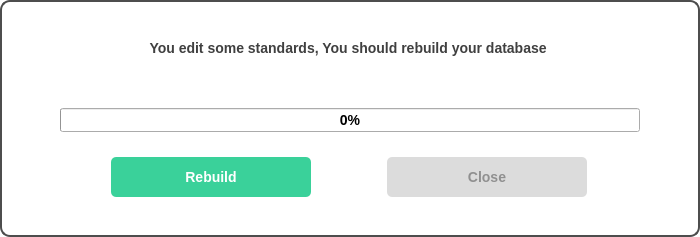
The window that uiFiles/rebuild.ui (DORSA-co/Paticle_Size_Analyser) describes before a commit, drawn with Qt 5.
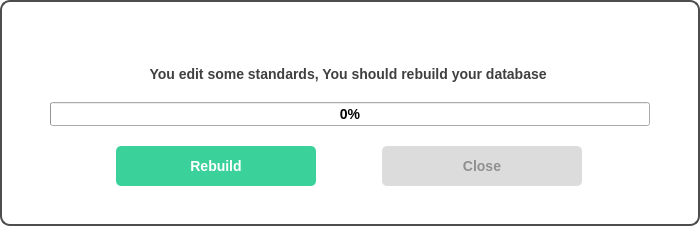
The same window after the commit. Icons and pictures are not drawn.

Commit message: some bug fixed, mainPage thread confilict stop image, default path for reports, rebuild bug when report file doesn't exist

Diff of the .ui file:
```diff
--- a/uiFiles/rebuild.ui
+++ b/uiFiles/rebuild.ui
@@ -7,7 +7,7 @@
     <x>0</x>
     <y>0</y>
     <width>700</width>
-    <height>237</height>
+    <height>226</height>
    </rect>
   </property>
   <property name="sizePolicy">
@@ -183,19 +183,85 @@
   </property>
   <layout class="QVBoxLayout" name="verticalLayout">
    <property name="spacing">
-    <number>25</number>
+    <number>0</number>
    </property>
    <property name="leftMargin">
-    <number>60</number>
+    <number>0</number>
    </property>
    <property name="topMargin">
-    <number>40</number>
+    <number>0</number>
    </property>
    <property name="rightMargin">
-    <number>60</number>
+    <number>0</number>
    </property>
    <property name="bottomMargin">
-    <number>40</number>
+    <number>0</number>
+   </property>
+   <item>
+    <layout class="QHBoxLayout" name="horizontalLayout_2">
+     <property name="leftMargin">
+      <number>5</number>
+     </property>
+     <property name="topMargin">
+      <number>5</number>
+     </property>
+     <property name="rightMargin">
+      <number>5</number>
+     </property>
+     <property name="bottomMargin">
+      <number>5</number>
+     </property>
+     <item>
+      <spacer name="horizontalSpacer">
+       <property name="orientation">
+        <enum>Qt::Horizontal</enum>
+       </property>
+       <property name="sizeHint" stdset="0">
+        <size>
+         <width>40</width>
+         <height>20</height>
+        </size>
+       </property>
+      </spacer>
+     </item>
+     <item>
+      <widget class="QPushButton" name="close_btn">
+       <property name="styleSheet">
+        <string notr="true">QPushButton{
+	padding:3px;
+	border:none;
+}
+
+QPushButton:hover{
+
+border: 2px solid #404040;
+
+}</string>
+       </property>
+       <property name="text">
+        <string/>
+       </property>
+       <property name="icon">
+        <iconset resource="Assets.qrc">
+         <normaloff>:/assets/Assets/icons/icons8-close-50.png</normaloff>:/assets/Assets/icons/icons8-close-50.png</iconset>
+       </property>
+      </widget>
+     </item>
+    </layout>
+   </item>
+   <item>
+    <layout class="QVBoxLayout" name="verticalLayout_2">
+     <property name="leftMargin">
+      <number>50</number>
+     </property>
+     <property name="topMargin">
+      <number>10</number>
+     </property>
+     <property name="rightMargin">
+      <number>50</number>
+     </property>
+     <property name="bottomMargin">
+      <number>20</number>
    </property>
    <item>
     <widget class="QLabel" name="label">
@@ -227,6 +293,19 @@
      </property>
     </widget>
    </item>
+     <item>
+      <spacer name="verticalSpacer_3">
+       <property name="orientation">
+        <enum>Qt::Vertical</enum>
+       </property>
+       <property name="sizeHint" stdset="0">
+        <size>
+         <width>20</width>
+         <height>40</height>
+        </size>
+       </property>
+      </spacer>
+     </item>
    <item>
     <layout class="QHBoxLayout" name="horizontalLayout">
      <item>
@@ -252,7 +331,7 @@
       </widget>
      </item>
      <item>
-      <widget class="QPushButton" name="close_btn">
+        <widget class="QPushButton" name="close_btn22">
        <property name="enabled">
         <bool>false</bool>
        </property>
@@ -281,6 +360,21 @@
         <string>Close</string>
        </property>
       </widget>
+       </item>
+      </layout>
+     </item>
+     <item>
+      <spacer name="verticalSpacer_2">
+       <property name="orientation">
+        <enum>Qt::Vertical</enum>
+       </property>
+       <property name="sizeHint" stdset="0">
+        <size>
+         <width>20</width>
+         <height>40</height>
+        </size>
+       </property>
+      </spacer>
      </item>
     </layout>
    </item>
```
Lines whose indentation alone changed are shown as unchanged. The commit also changes 6563 other files.
